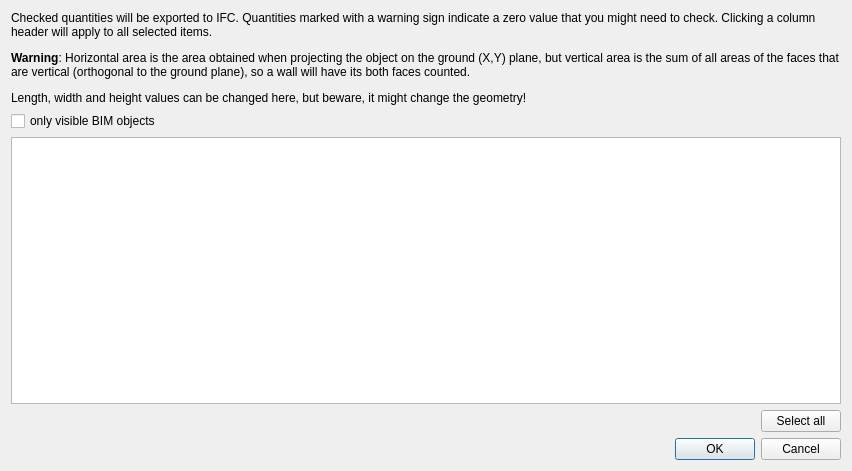
The window that src/Mod/BIM/Resources/ui/dialogIfcQuantities.ui (southseact-3d/fcd) describes before a commit, drawn with Qt 5.
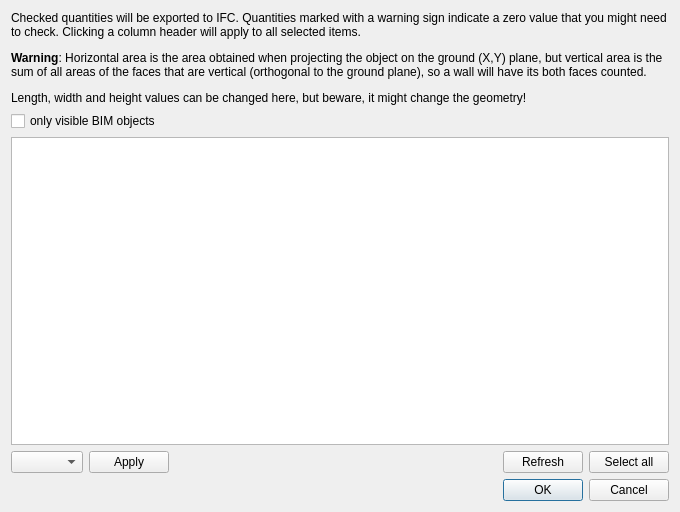
The same window after the commit. Icons and pictures are not drawn.

Commit message:
BIM: Quantities support for nativeIFC objects (#18689)
* BIM: Quantities support for nativeIFC objects

* BIM: Added nativeIFC support for schedules

```diff
--- a/src/Mod/BIM/Resources/ui/dialogIfcQuantities.ui
+++ b/src/Mod/BIM/Resources/ui/dialogIfcQuantities.ui
@@ -6,8 +6,8 @@
    <rect>
     <x>0</x>
     <y>0</y>
-    <width>852</width>
-    <height>471</height>
+    <width>680</width>
+    <height>512</height>
    </rect>
   </property>
   <property name="windowTitle">
@@ -40,6 +40,16 @@
    </item>
    <item>
     <layout class="QHBoxLayout" name="horizontalLayout_6">
+     <item>
+      <widget class="QComboBox" name="comboQto"/>
+     </item>
+     <item>
+      <widget class="QPushButton" name="buttonApply">
+       <property name="text">
+        <string>Apply</string>
+       </property>
+      </widget>
+     </item>
      <item>
       <spacer name="horizontalSpacer">
        <property name="orientation">
@@ -53,6 +63,17 @@
        </property>
       </spacer>
      </item>
+     <item>
+      <widget class="QPushButton" name="buttonRefresh">
+       <property name="text">
+        <string>Refresh</string>
+       </property>
+       <property name="icon">
+        <iconset theme="reload">
+         <normaloff>.</normaloff>.</iconset>
+       </property>
+      </widget>
+     </item>
      <item>
       <widget class="QPushButton" name="buttonSelectAll">
        <property name="text">
```
Left out of the diff: 4 changed lines with no effect on the pictures. The commit also changes 18 other files.
